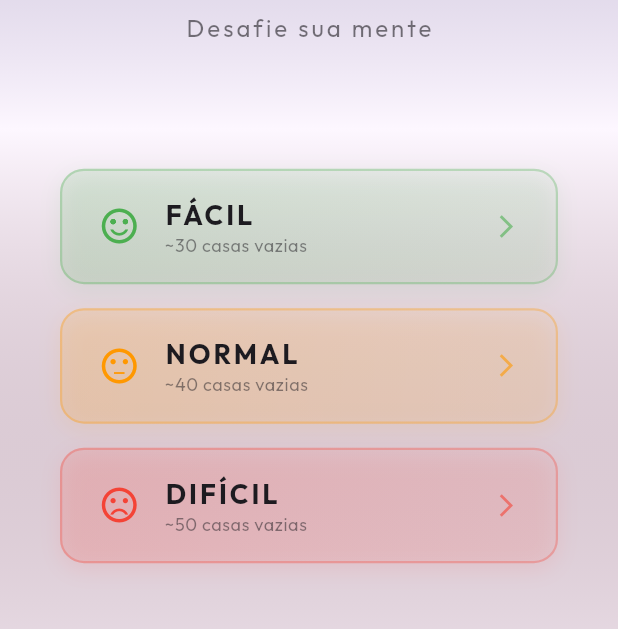
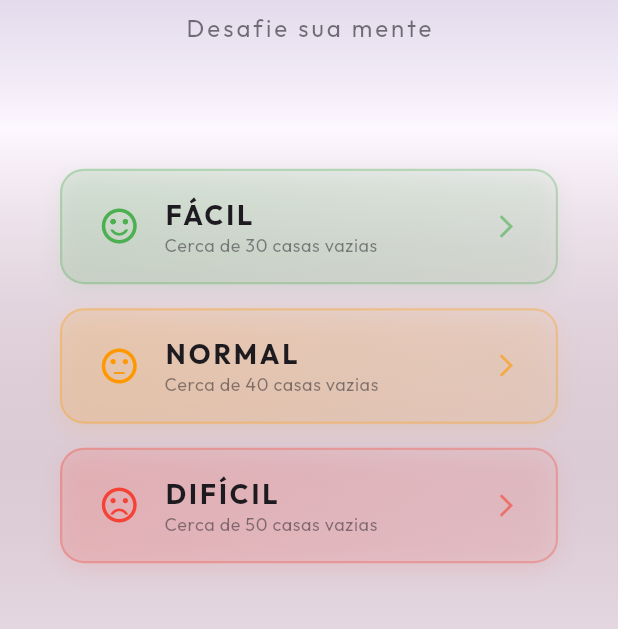
Before and after one commit to kauaamado/my-sudoku, a Flutter app: the screen it shows after launch, on a phone screen of 412 x 824 dp, the part 489-1118 px from its top. Run offline on Flutter 3.47's test engine with Material 3 defaults, Android fonts, the phone set to English and light mode, and no system bars; our stand-ins replace google_fonts, shared_preferences.

Commit message:
style: update the description of difficulty modes

```diff
--- a/lib/screens/home_page.dart
+++ b/lib/screens/home_page.dart
@@ -96,7 +96,7 @@ class HomePage extends StatelessWidget {
               // Difficulty Buttons
               _DifficultyButton(
                 label: 'FÁCIL',
-                subtitle: '~30 casas vazias',
+                subtitle: 'Cerca de 30 casas vazias',
                 icon: Icons.sentiment_satisfied_alt,
                 color: Colors.green,
                 onTap: () => _startGame(context, Difficulty.easy),
@@ -104,7 +104,7 @@ class HomePage extends StatelessWidget {
               const SizedBox(height: 16),
               _DifficultyButton(
                 label: 'NORMAL',
-                subtitle: '~40 casas vazias',
+                subtitle: 'Cerca de 40 casas vazias',
                 icon: Icons.sentiment_neutral,
                 color: Colors.orange,
                 onTap: () => _startGame(context, Difficulty.normal),
@@ -112,7 +112,7 @@ class HomePage extends StatelessWidget {
               const SizedBox(height: 16),
               _DifficultyButton(
                 label: 'DIFÍCIL',
-                subtitle: '~50 casas vazias',
+                subtitle: 'Cerca de 50 casas vazias',
                 icon: Icons.sentiment_very_dissatisfied,
                 color: Colors.red,
                 onTap: () => _startGame(context, Difficulty.hard),
```
